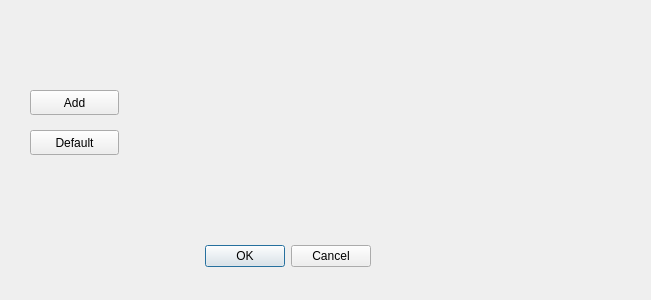
This is gui/user_interface/styleselect.ui in tarados-feroces/cryptosha as Qt 5 draws it before an edit. The edited form follows.
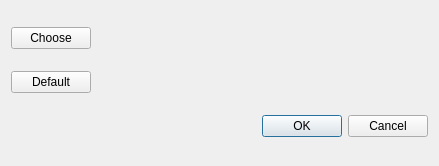
This is the edited form.

What changed in the file:
```diff
--- a/gui/user_interface/styleselect.ui
+++ b/gui/user_interface/styleselect.ui
@@ -6,22 +6,36 @@
    <rect>
     <x>0</x>
     <y>0</y>
-    <width>651</width>
-    <height>300</height>
+    <width>439</width>
+    <height>166</height>
    </rect>
   </property>
   <property name="windowTitle">
    <string>Dialog</string>
   </property>
+  <layout class="QGridLayout" name="gridLayout">
+   <item row="1" column="0">
+    <widget class="QPushButton" name="Default">
+     <property name="text">
+      <string>Default</string>
+     </property>
+    </widget>
+   </item>
+   <item row="0" column="0">
+    <widget class="QPushButton" name="Add">
+     <property name="sizePolicy">
+      <sizepolicy hsizetype="Fixed" vsizetype="Fixed">
+       <horstretch>0</horstretch>
+       <verstretch>0</verstretch>
+      </sizepolicy>
+     </property>
+     <property name="text">
+      <string>Choose</string>
+     </property>
+    </widget>
+   </item>
+   <item row="2" column="0" colspan="2">
   <widget class="QDialogButtonBox" name="buttonBox">
-   <property name="geometry">
-    <rect>
-     <x>30</x>
-     <y>240</y>
-     <width>341</width>
-     <height>32</height>
-    </rect>
-   </property>
    <property name="orientation">
     <enum>Qt::Horizontal</enum>
    </property>
@@ -29,45 +43,18 @@
     <set>QDialogButtonBox::Cancel|QDialogButtonBox::Ok</set>
    </property>
   </widget>
-  <widget class="QPushButton" name="Add">
-   <property name="geometry">
-    <rect>
-     <x>30</x>
-     <y>90</y>
-     <width>89</width>
-     <height>25</height>
-    </rect>
-   </property>
-   <property name="text">
-    <string>Add</string>
-   </property>
-  </widget>
-  <widget class="QPushButton" name="Default">
-   <property name="geometry">
-    <rect>
-     <x>30</x>
-     <y>130</y>
-     <width>89</width>
-     <height>25</height>
-    </rect>
-   </property>
-   <property name="text">
-    <string>Default</string>
-   </property>
-  </widget>
+   </item>
+   <item row="0" column="1" rowspan="2">
   <widget class="QLabel" name="label">
-   <property name="geometry">
-    <rect>
-     <x>176</x>
-     <y>99</y>
-     <width>401</width>
-     <height>71</height>
-    </rect>
-   </property>
    <property name="text">
     <string/>
    </property>
-  </widget>
+     <property name="wordWrap">
+      <bool>true</bool>
+     </property>
+    </widget>
+   </item>
+  </layout>
  </widget>
  <resources/>
  <connections>
```
Left out of the diff: 2 changed lines with no effect on the pictures. Lines whose indentation alone changed are shown as unchanged.
